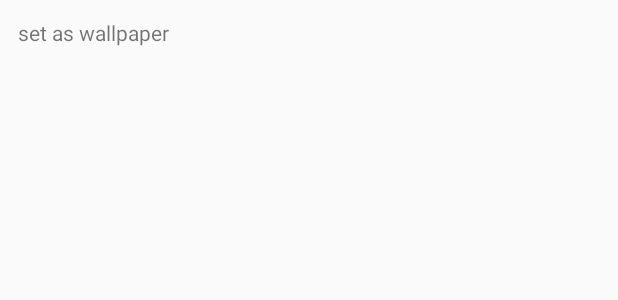
After one commit to jbhanuchand/Nagaraj_songs, an Android app: the layout set_as_wallpaper.xml on its own in the app's theme, with its tools: preview values and no code run, on a phone screen of 412 x 824 dp. The commit adds this screen. Shown: the top 300 px of the screen. Run offline under Robolectric (Android 15) with nearby library versions, the phone set to English and light mode, and no system bars.

Commit message:
On long click of image set as wallpaper

```diff
--- a/app/build.gradle
+++ b/app/build.gradle
@@ -4,8 +4,8 @@ android {
     compileSdkVersion 27
     defaultConfig {
         applicationId "god.bhagwan.bhajans.mantra"
-        minSdkVersion 14
-        targetSdkVersion 26
+        minSdkVersion 19
+        targetSdkVersion 27
         versionCode 27
         versionName "2.1"
         testInstrumentationRunner "android.support.test.runner.AndroidJUnitRunner"
--- a/app/src/main/AndroidManifest.xml
+++ b/app/src/main/AndroidManifest.xml
@@ -8,6 +8,8 @@
     <uses-permission android:name="android.permission.READ_EXTERNAL_STORAGE" />
     <uses-permission android:name="android.permission.WRITE_EXTERNAL_STORAGE" />
     <uses-permission android:name="android.permission.ACCESS_NETWORK_STATE" />
+    <uses-permission android:name="android.permission.MODIFY_AUDIO_SETTINGS" />
+    <uses-permission android:name="android.permission.SET_WALLPAPER" />
 
     <application
         android:allowBackup="true"
--- /dev/null
+++ b/app/src/main/res/layout/set_as_wallpaper.xml
@@ -0,0 +1,13 @@
+<?xml version="1.0" encoding="utf-8"?>
+
+<LinearLayout xmlns:android="http://schemas.android.com/apk/res/android"
+android:layout_width="wrap_content" android:layout_height="wrap_content"
+android:orientation="vertical">
+    <TextView
+        android:layout_width="match_parent"
+        android:layout_height="wrap_content"
+        android:padding="12dp"
+        android:text="set as wallpaper"
+        android:onClick="setWallpaper"
+        />
+</LinearLayout>
```
Also changed, not shown: app/src/main/java/god/bhagwan/bhajans/mantra/MainActivity.java (+80 -7 lines).
